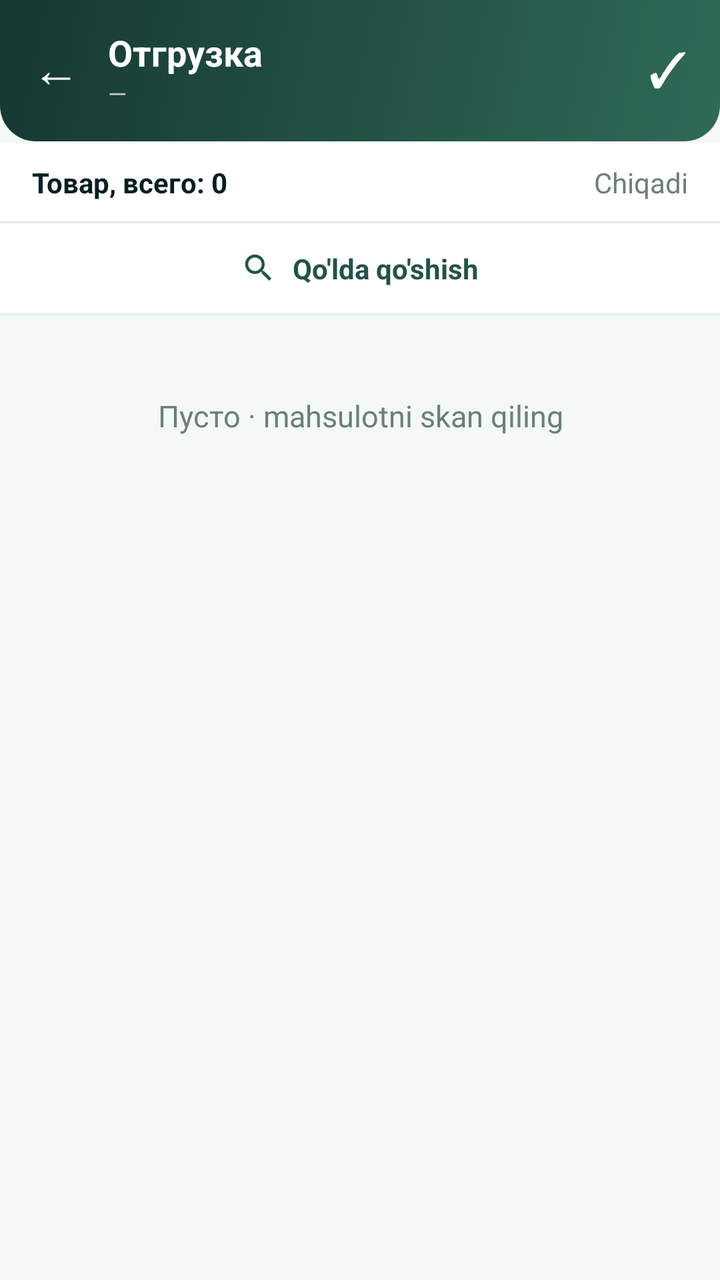
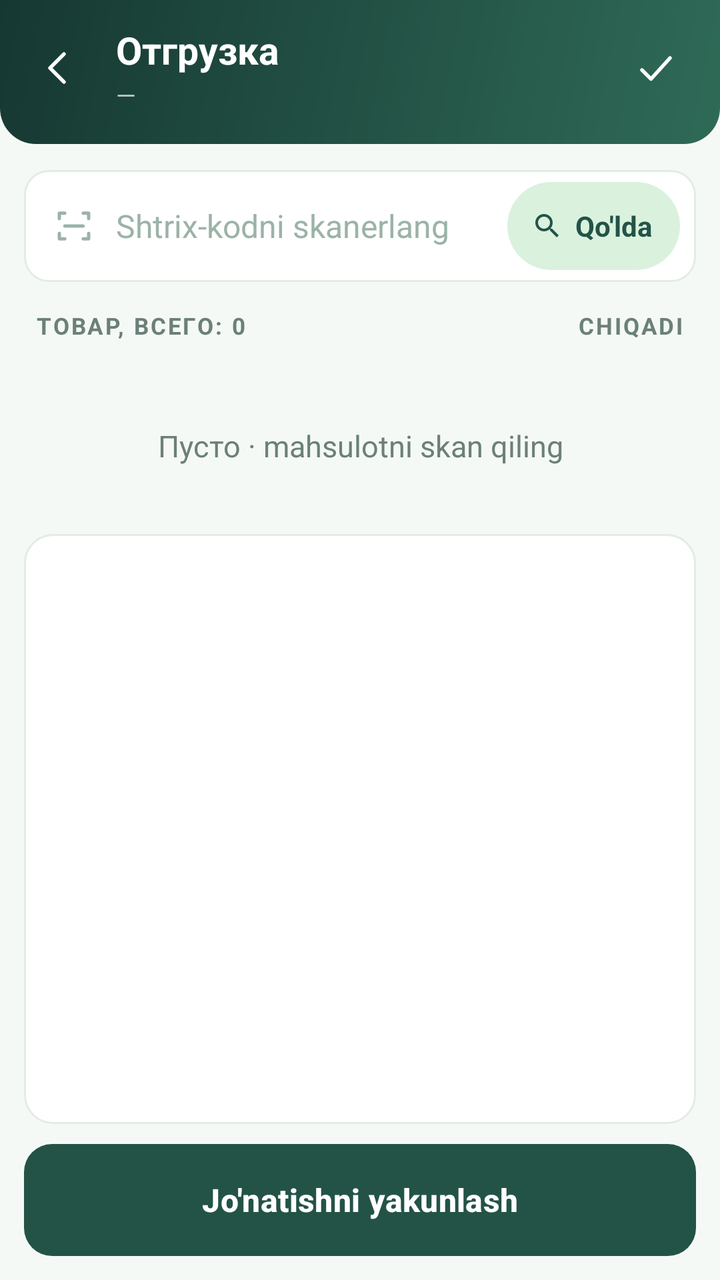

Compare the two renders of this Android layout. The source of the first and the diff that turns it into the second are given below.
<!-- AndroidManifest.xml: application theme Theme.SevimliTZD -->
<!-- res/layout/activity_shipment.xml -->
<?xml version="1.0" encoding="utf-8"?>
<LinearLayout xmlns:android="http://schemas.android.com/apk/res/android"
    xmlns:app="http://schemas.android.com/apk/res-auto"
    android:layout_width="match_parent"
    android:layout_height="match_parent"
    android:orientation="vertical"
    android:background="@color/bg_light">

    <LinearLayout
        android:layout_width="match_parent"
        android:layout_height="wrap_content"
        android:orientation="horizontal"
        android:gravity="center_vertical"
        android:background="@drawable/bg_header"
        android:paddingStart="16dp"
        android:paddingEnd="16dp"
        android:paddingTop="14dp"
        android:paddingBottom="16dp">

        <TextView
            android:id="@+id/btnBack"
            android:layout_width="wrap_content"
            android:layout_height="wrap_content"
            android:text="←"
            android:textColor="@color/white"
            android:textSize="24sp"
            android:paddingEnd="14dp" />

        <LinearLayout
            android:layout_width="0dp"
            android:layout_height="wrap_content"
            android:layout_weight="1"
            android:orientation="vertical">

            <TextView
                android:layout_width="wrap_content"
                android:layout_height="wrap_content"
                android:text="Отгрузка"
                android:textColor="@color/white"
                android:textSize="18sp"
                android:textStyle="bold" />

            <TextView
                android:id="@+id/headerCp"
                android:layout_width="wrap_content"
                android:layout_height="wrap_content"
                android:text="—"
                android:textColor="@color/white70"
                android:textSize="12sp" />
        </LinearLayout>

        <TextView
            android:id="@+id/btnFinish"
            android:layout_width="wrap_content"
            android:layout_height="wrap_content"
            android:text="✓"
            android:textColor="@color/white"
            android:textSize="24sp" />
    </LinearLayout>

    <EditText
        android:id="@+id/scanInput"
        android:layout_width="1dp"
        android:layout_height="1dp"
        android:inputType="text"
        android:imeOptions="actionDone"
        android:background="@null"
        android:importantForAutofill="no" />

    <LinearLayout
        android:layout_width="match_parent"
        android:layout_height="wrap_content"
        android:orientation="horizontal"
        android:background="@color/white"
        android:paddingStart="16dp"
        android:paddingEnd="16dp"
        android:paddingTop="10dp"
        android:paddingBottom="10dp">

        <TextView
            android:id="@+id/totalCount"
            android:layout_width="0dp"
            android:layout_height="wrap_content"
            android:layout_weight="1"
            android:text="Товар, всего: 0"
            android:textColor="@color/text_dark"
            android:textSize="14sp"
            android:textStyle="bold" />

        <TextView
            android:layout_width="wrap_content"
            android:layout_height="wrap_content"
            android:text="Chiqadi"
            android:textColor="@color/text_gray"
            android:textSize="14sp" />
    </LinearLayout>

    <View
        android:layout_width="match_parent"
        android:layout_height="1dp"
        android:background="@color/card_stroke" />

    <LinearLayout
        android:id="@+id/btnManualAdd"
        android:layout_width="match_parent"
        android:layout_height="wrap_content"
        android:orientation="horizontal"
        android:gravity="center"
        android:background="@drawable/bg_row_white_ripple"
        android:clickable="true"
        android:focusable="true"
        android:paddingTop="13dp"
        android:paddingBottom="13dp">

        <ImageView
            android:layout_width="18dp"
            android:layout_height="18dp"
            android:src="@drawable/ic_search"
            app:tint="@color/brand" />

        <TextView
            android:layout_width="wrap_content"
            android:layout_height="wrap_content"
            android:layout_marginStart="8dp"
            android:text="Qo'lda qo'shish"
            android:textColor="@color/brand"
            android:textSize="14sp"
            android:textStyle="bold" />
    </LinearLayout>

    <View
        android:layout_width="match_parent"
        android:layout_height="1dp"
        android:background="@color/card_stroke" />

    <TextView
        android:id="@+id/emptyHint"
        android:layout_width="match_parent"
        android:layout_height="wrap_content"
        android:gravity="center"
        android:padding="40dp"
        android:text="Пусто · mahsulotni skan qiling"
        android:textColor="@color/text_gray"
        android:textSize="15sp" />

    
    <androidx.recyclerview.widget.RecyclerView
        android:id="@+id/list"
        android:layout_width="match_parent"
        android:layout_height="0dp"
        android:layout_weight="1"
        android:overScrollMode="never"
        android:scrollbars="vertical" />

    <ProgressBar
        android:id="@+id/loading"
        android:layout_width="30dp"
        android:layout_height="30dp"
        android:layout_gravity="center_horizontal"
        android:layout_margin="12dp"
        android:indeterminateTint="@color/brand"
        android:visibility="gone" />
</LinearLayout>
<!-- resources referenced by this layout -->
<resources>
  <!-- drawable bg_row_white_ripple (drawable) -->
  <ripple xmlns:android="http://schemas.android.com/apk/res/android" android:color="#22820000">
      <item android:drawable="@color/white" />
  </ripple>
  <!-- unchanged entries left out for length: 16 -->
</resources>

<!-- the commit's change to res/layout/activity_shipment.xml (unified diff, before → after) -->
@@ -12,50 +12,48 @@
         android:orientation="horizontal"
         android:gravity="center_vertical"
         android:background="@drawable/bg_header"
-        android:paddingStart="16dp"
-        android:paddingEnd="16dp"
-        android:paddingTop="14dp"
-        android:paddingBottom="16dp">
+        android:paddingStart="6dp"
+        android:paddingEnd="8dp"
+        android:paddingTop="10dp"
+        android:paddingBottom="14dp">
 
-        <TextView
+        <ImageView
             android:id="@+id/btnBack"
-            android:layout_width="wrap_content"
-            android:layout_height="wrap_content"
-            android:text="←"
-            android:textColor="@color/white"
-            android:textSize="24sp"
-            android:paddingEnd="14dp" />
+            android:layout_width="48dp"
+            android:layout_height="48dp"
+            android:padding="12dp"
+            android:src="@drawable/j_ic_back"
+            app:tint="@color/white"
+            android:background="?attr/selectableItemBackgroundBorderless"
+            android:contentDescription="Orqaga" />
 
         <LinearLayout
             android:layout_width="0dp"
             android:layout_height="wrap_content"
             android:layout_weight="1"
+            android:layout_marginStart="4dp"
             android:orientation="vertical">
 
             <TextView
-                android:layout_width="wrap_content"
-                android:layout_height="wrap_content"
-                android:text="Отгрузка"
-                android:textColor="@color/white"
-                android:textSize="18sp"
-                android:textStyle="bold" />
+                style="@style/J.HeadTitle"
+                android:text="Отгрузка" />
 
             <TextView
                 android:id="@+id/headerCp"
-                android:layout_width="wrap_content"
-                android:layout_height="wrap_content"
-                android:text="—"
-                android:textColor="@color/white70"
-                android:textSize="12sp" />
+                style="@style/J.HeadSub"
+                android:layout_marginTop="1dp"
+                android:text="—" />
         </LinearLayout>
 
-        <TextView
+        <ImageView
             android:id="@+id/btnFinish"
-            android:layout_width="wrap_content"
-            android:layout_height="wrap_content"
-            android:text="✓"
-            android:textColor="@color/white"
-            android:textSize="24sp" />
+            android:layout_width="48dp"
+            android:layout_height="48dp"
+            android:padding="12dp"
+            android:src="@drawable/j_ic_check"
+            app:tint="@color/white"
+            android:background="?attr/selectableItemBackgroundBorderless"
+            android:contentDescription="Yakunlash" />
     </LinearLayout>
 
     <EditText
@@ -71,84 +69,102 @@
         android:layout_width="match_parent"
         android:layout_height="wrap_content"
         android:orientation="horizontal"
-        android:background="@color/white"
-        android:paddingStart="16dp"
-        android:paddingEnd="16dp"
-        android:paddingTop="10dp"
-        android:paddingBottom="10dp">
+        android:gravity="center_vertical"
+        android:layout_marginStart="12dp"
+        android:layout_marginEnd="12dp"
+        android:layout_marginTop="12dp"
+        android:paddingStart="14dp"
+        android:paddingEnd="8dp"
+        android:paddingTop="6dp"
+        android:paddingBottom="6dp"
+        android:background="@drawable/j_field">
+
+        <ImageView
+            android:layout_width="22dp"
+            android:layout_height="22dp"
+            android:src="@drawable/j_ic_scan"
+            app:tint="#9BB3A7"
+            android:contentDescription="Skan" />
+
+        <TextView
+            style="@style/J.Body"
+            android:layout_width="0dp"
+            android:layout_weight="1"
+            android:layout_marginStart="10dp"
+            android:textColor="#9BB3A7"
+            android:text="Shtrix-kodni skanerlang" />
+
+        <LinearLayout
+            android:id="@+id/btnManualAdd"
+            android:layout_width="wrap_content"
+            android:layout_height="wrap_content"
+            android:minHeight="44dp"
+            android:orientation="horizontal"
+            android:gravity="center_vertical"
+            android:background="@drawable/j_tag"
+            android:paddingStart="12dp"
+            android:paddingEnd="14dp"
+            android:clickable="true"
+            android:focusable="true">
+
+            <ImageView
+                android:layout_width="16dp"
+                android:layout_height="16dp"
+                android:src="@drawable/ic_search"
+                app:tint="@color/brand"
+                android:contentDescription="Qidirish" />
+
+            <TextView
+                android:layout_width="wrap_content"
+                android:layout_height="wrap_content"
+                android:layout_marginStart="6dp"
+                android:text="Qo'lda"
+                android:textColor="@color/brand"
+                android:textSize="14sp"
+                android:textStyle="bold" />
+        </LinearLayout>
+    </LinearLayout>
+
+    <LinearLayout
+        android:layout_width="match_parent"
+        android:layout_height="wrap_content"
+        android:orientation="horizontal"
+        android:gravity="center_vertical"
+        android:paddingStart="18dp"
+        android:paddingEnd="18dp"
+        android:paddingTop="14dp"
+        android:paddingBottom="8dp">
 
         <TextView
             android:id="@+id/totalCount"
+            style="@style/J.Sec"
             android:layout_width="0dp"
-            android:layout_height="wrap_content"
             android:layout_weight="1"
-            android:text="Товар, всего: 0"
-            android:textColor="@color/text_dark"
-            android:textSize="14sp"
-            android:textStyle="bold" />
+            android:text="Товар, всего: 0" />
 
         <TextView
-            android:layout_width="wrap_content"
-            android:layout_height="wrap_content"
-            android:text="Chiqadi"
-            android:textColor="@color/text_gray"
-            android:textSize="14sp" />
+            style="@style/J.Sec"
+            android:text="Chiqadi" />
     </LinearLayout>
-
-    <View
-        android:layout_width="match_parent"
-        android:layout_height="1dp"
-        android:background="@color/card_stroke" />
-
-    <LinearLayout
-        android:id="@+id/btnManualAdd"
-        android:layout_width="match_parent"
-        android:layout_height="wrap_content"
-        android:orientation="horizontal"
-        android:gravity="center"
-        android:background="@drawable/bg_row_white_ripple"
-        android:clickable="true"
-        android:focusable="true"
-        android:paddingTop="13dp"
-        android:paddingBottom="13dp">
-
-        <ImageView
-            android:layout_width="18dp"
-            android:layout_height="18dp"
-            android:src="@drawable/ic_search"
-            app:tint="@color/brand" />
-
-        <TextView
-            android:layout_width="wrap_content"
-            android:layout_height="wrap_content"
-            android:layout_marginStart="8dp"
-            android:text="Qo'lda qo'shish"
-            android:textColor="@color/brand"
-            android:textSize="14sp"
-            android:textStyle="bold" />
-    </LinearLayout>
-
-    <View
-        android:layout_width="match_parent"
-        android:layout_height="1dp"
-        android:background="@color/card_stroke" />
 
     <TextView
         android:id="@+id/emptyHint"
         android:layout_width="match_parent"
         android:layout_height="wrap_content"
         android:gravity="center"
-        android:padding="40dp"
+        android:padding="34dp"
         android:text="Пусто · mahsulotni skan qiling"
         android:textColor="@color/text_gray"
         android:textSize="15sp" />
 
-    
     <androidx.recyclerview.widget.RecyclerView
         android:id="@+id/list"
         android:layout_width="match_parent"
         android:layout_height="0dp"
         android:layout_weight="1"
+        android:layout_marginStart="12dp"
+        android:layout_marginEnd="12dp"
+        android:background="@drawable/j_card"
         android:overScrollMode="never"
         android:scrollbars="vertical" />
 
@@ -157,7 +173,16 @@
         android:layout_width="30dp"
         android:layout_height="30dp"
         android:layout_gravity="center_horizontal"
-        android:layout_margin="12dp"
+        android:layout_margin="10dp"
         android:indeterminateTint="@color/brand"
         android:visibility="gone" />
+
+    <com.google.android.material.button.MaterialButton
+        android:id="@+id/btnFinishBig"
+        style="@style/J.Btn.Primary"
+        android:layout_marginStart="12dp"
+        android:layout_marginEnd="12dp"
+        android:layout_marginTop="10dp"
+        android:layout_marginBottom="12dp"
+        android:text="Jo'natishni yakunlash" />
 </LinearLayout>
<!-- resource entries referenced after the edit -->
@@ -1,9 +1,84 @@
 <!-- resources referenced by this layout -->
 <resources>
-  <!-- drawable bg_row_white_ripple (drawable) -->
-  <ripple xmlns:android="http://schemas.android.com/apk/res/android" android:color="#22820000">
-      <item android:drawable="@color/white" />
-  </ripple>
+  <!-- drawable j_card (drawable) -->
+  <shape xmlns:android="http://schemas.android.com/apk/res/android" android:shape="rectangle">
+      <solid android:color="@color/white"/>
+      <corners android:radius="14dp"/>
+      <stroke android:width="1dp" android:color="@color/card_stroke"/></shape>
+  <!-- drawable j_field (drawable) -->
+  <shape xmlns:android="http://schemas.android.com/apk/res/android" android:shape="rectangle">
+      <solid android:color="@color/white"/>
+      <corners android:radius="12dp"/>
+      <stroke android:width="1dp" android:color="@color/card_stroke"/></shape>
+  <!-- drawable j_ic_back (drawable) -->
+  <vector xmlns:android="http://schemas.android.com/apk/res/android"
+      android:width="24dp" android:height="24dp"
+      android:viewportWidth="24" android:viewportHeight="24"
+      android:tint="@color/brand">
+      <path android:pathData="M14,5 L7,12 L14,19" android:strokeColor="#FF000000" android:strokeWidth="1.8" android:strokeLineCap="round" android:strokeLineJoin="round" android:fillColor="#00000000"/>
+  </vector>
+  <!-- drawable j_ic_check (drawable) -->
+  <vector xmlns:android="http://schemas.android.com/apk/res/android"
+      android:width="24dp" android:height="24dp"
+      android:viewportWidth="24" android:viewportHeight="24"
+      android:tint="@color/brand">
+      <path android:pathData="M5,13 L9.5,17.5 L19,7" android:strokeColor="#FF000000" android:strokeWidth="1.8" android:strokeLineCap="round" android:strokeLineJoin="round" android:fillColor="#00000000"/>
+  </vector>
+  <!-- drawable j_ic_scan (drawable) -->
+  <vector xmlns:android="http://schemas.android.com/apk/res/android"
+      android:width="24dp" android:height="24dp"
+      android:viewportWidth="24" android:viewportHeight="24"
+      android:tint="@color/brand">
+      <path android:pathData="M4,8 L4,5 L7,5 M20,8 L20,5 L17,5 M4,16 L4,19 L7,19 M20,16 L20,19 L17,19 M7,12 L17,12" android:strokeColor="#FF000000" android:strokeWidth="1.8" android:strokeLineCap="round" android:strokeLineJoin="round" android:fillColor="#00000000"/>
+  </vector>
+  <!-- drawable j_tag (drawable) -->
+  <shape xmlns:android="http://schemas.android.com/apk/res/android" android:shape="rectangle">
+      <solid android:color="@color/brand_tint"/>
+      <corners android:radius="999dp"/></shape>
+  <style name="J.Body" parent="">
+          <item name="android:layout_width">wrap_content</item>
+          <item name="android:layout_height">wrap_content</item>
+          <item name="android:textSize">16sp</item>
+          <item name="android:textColor">@color/text_dark</item>
+      </style>
+  <style name="J.Btn.Primary" parent="J.Btn">
+          <item name="backgroundTint">@color/brand</item>
+          <item name="android:textColor">@color/white</item>
+      </style>
+  <style name="J.HeadSub" parent="">
+          <item name="android:layout_width">wrap_content</item>
+          <item name="android:layout_height">wrap_content</item>
+          <item name="android:textSize">12.5sp</item>
+          <item name="android:textColor">@color/white70</item>
+      </style>
+  <style name="J.HeadTitle" parent="">
+          <item name="android:layout_width">wrap_content</item>
+          <item name="android:layout_height">wrap_content</item>
+          <item name="android:textSize">19sp</item>
+          <item name="android:textStyle">bold</item>
+          <item name="android:textColor">@color/white</item>
+      </style>
+  <style name="J.Sec" parent="">
+          <item name="android:layout_width">wrap_content</item>
+          <item name="android:layout_height">wrap_content</item>
+          <item name="android:textSize">11.5sp</item>
+          <item name="android:textStyle">bold</item>
+          <item name="android:textAllCaps">true</item>
+          <item name="android:letterSpacing">0.08</item>
+          <item name="android:textColor">@color/text_gray</item>
+      </style>
+  <color name="brand_tint">#DAF1DE</color>
+  <style name="J.Btn" parent="Widget.Material3.Button">
+          <item name="android:layout_width">match_parent</item>
+          <item name="android:layout_height">56dp</item>
+          <item name="android:textSize">16sp</item>
+          <item name="android:textAllCaps">false</item>
+          <item name="android:textStyle">bold</item>
+          <item name="cornerRadius">14dp</item>
+          
+          <item name="android:insetTop">0dp</item>
+          <item name="android:insetBottom">0dp</item>
+      </style>
   <!-- unchanged entries left out for length: 16 -->
 </resources>
 
